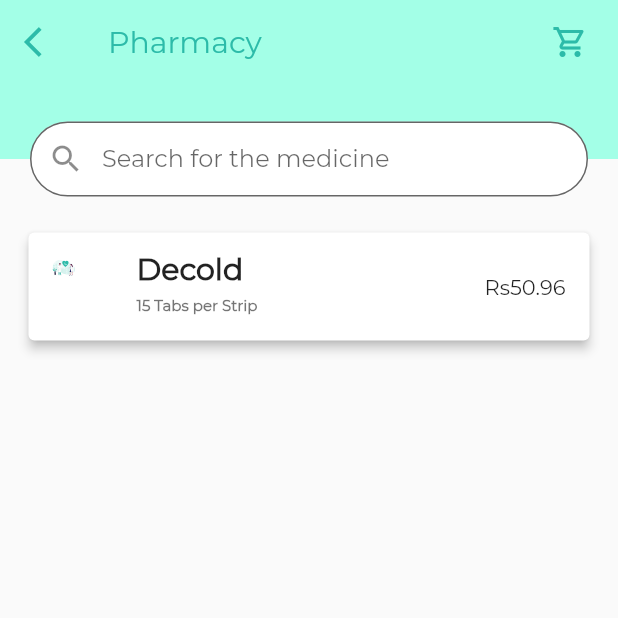
After one commit to bhupesh7shakya/medico, a Flutter app: the screen it shows after launch, after a tap on "Medicine", on a phone screen of 412 x 824 dp, the top half of it. The commit adds this screen. Run offline on Flutter 3.47's test engine with Material 2 defaults, Android fonts, the phone set to English and light mode, and no system bars; our stand-ins replace flutter_svg.

Commit message:
"modificaitons"

```diff
--- /dev/null
+++ b/lib/Data/data.dart
@@ -0,0 +1,84 @@
+import 'package:medico/modals/modals.dart';
+
+List data = [
+  Medicine(
+      name: "Decold",
+      description: "15 Tabs per Packets",
+      price: 50,
+      vender: "Meds  Pharmacy pvt Ltd"),
+  Medicine(
+      name: "Decold",
+      description: "15 Tabs per Packets",
+      price: 50,
+      vender: "Meds  Pharmacy pvt Ltd"),
+  Medicine(
+      name: "Decold",
+      description: "15 Tabs per Packets",
+      price: 50,
+      vender: "Meds  Pharmacy pvt Ltd"),
+  Medicine(
+      name: "Decold",
+      description: "15 Tabs per Packets",
+      price: 50,
+      vender: "Meds  Pharmacy pvt Ltd"),
+  Medicine(
+      name: "Decold",
+      description: "15 Tabs per Packets",
+      price: 50,
+      vender: "Meds  Pharmacy pvt Ltd"),
+  Medicine(
+      name: "Decold",
+      description: "15 Tabs per Packets",
+      price: 50,
+      vender: "Meds  Pharmacy pvt Ltd"),
+  Medicine(
+      name: "Decold",
+      description: "15 Tabs per Packets",
+      price: 50,
+      vender: "Meds  Pharmacy pvt Ltd"),
+  Medicine(
+      name: "Decold",
+      description: "15 Tabs per Packets",
+      price: 50,
+      vender: "Meds  Pharmacy pvt Ltd"),
+  Medicine(
+      name: "Decold",
+      description: "15 Tabs per Packets",
+      price: 50,
+      vender: "Meds  Pharmacy pvt Ltd"),
+  Medicine(
+      name: "Decold",
+      description: "15 Tabs per Packets",
+      price: 50,
+      vender: "Meds  Pharmacy pvt Ltd"),
+  Medicine(
+      name: "Decold",
+      description: "15 Tabs per Packets",
+      price: 50,
+      vender: "Meds  Pharmacy pvt Ltd"),
+  Medicine(
+      name: "Decold",
+      description: "15 Tabs per Packets",
+      price: 50,
+      vender: "Meds  Pharmacy pvt Ltd"),
+  Medicine(
+      name: "Decold",
+      description: "15 Tabs per Packets",
+      price: 50,
+      vender: "Meds  Pharmacy pvt Ltd"),
+  Medicine(
+      name: "Decold",
+      description: "15 Tabs per Packets",
+      price: 50,
+      vender: "Meds  Pharmacy pvt Ltd"),
+  Medicine(
+      name: "Decold",
+      description: "15 Tabs per Packets",
+      price: 50,
+      vender: "Meds  Pharmacy pvt Ltd"),
+  Medicine(
+      name: "Decold",
+      description: "15 Tabs per Packets",
+      price: 50,
+      vender: "Meds  Pharmacy pvt Ltd"),
+];
--- a/lib/main.dart
+++ b/lib/main.dart
@@ -18,6 +18,7 @@ void main() {
         "/mobileLogin": (context) => MobileLogin(),
         "/verify": (context) => Verify(),
         "/home": (context) => Home(),
+        "/pharmacy": (context) => Pharmacy(),
       },
     ),
   );
--- /dev/null
+++ b/lib/modals/medicine.dart
@@ -0,0 +1,8 @@
+
+class Medicine {
+  String name;
+  double price;
+  String vender;
+  String description;
+  Medicine({this.name, this.price, this.vender, this.description});
+}
--- a/lib/modals/modals.dart
+++ b/lib/modals/modals.dart
@@ -0,0 +1 @@
+export 'medicine.dart';
--- a/lib/screens/home.dart
+++ b/lib/screens/home.dart
@@ -1,4 +1,5 @@
 import 'package:flutter/material.dart';
+import 'package:medico/components/components.dart';
 import 'shared/shared.dart';
 
 class Home extends StatelessWidget {
@@ -8,19 +9,29 @@ class Home extends StatelessWidget {
   Widget build(BuildContext context) {
     return Scaffold(
       appBar: AppBar(
+        backgroundColor: Color(0xffa3ffe7),
         elevation: 0,
-        leading: Icon(Icons.menu),
+        leading: Icon(
+          Icons.menu,
+          color: Components.componenet,
+        ),
         actions: [
           Padding(
             padding: const EdgeInsets.symmetric(vertical: 20.0),
             child: Text(
               "Golbhatta",
+              style: TextStyle(
+                color: Components.componenet,
+              ),
             ),
           ),
           SizedBox(
             width: 10,
           ),
-          Icon(Icons.gps_fixed),
+          Icon(
+            Icons.gps_fixed,
+            color: Components.componenet,
+          ),
           SizedBox(
             width: 10,
           ),
@@ -32,25 +43,67 @@ class Home extends StatelessWidget {
           SizedBox(
             height: 10,
           ),
-          GridView.count(
+          Expanded(
+            child: Padding(
+              padding: const EdgeInsets.symmetric(horizontal: 10.0),
+              child: GridView.count(
+                mainAxisSpacing: 5,
+                crossAxisSpacing: 5,
+                childAspectRatio: 1.7,
                 crossAxisCount: 2,
                 children: [
-              Card(
-                child: Text("data"),
+                  CustomCard(
+                    icon: Icon(
+                      Icons.medical_services,
+                      color: Components.componenet,
+                      size: 45,
                     ),
-              Card(
-                child: Text("data"),
+                    title: "Medicine",
+                    onPress: () {
+                      print("medicine");
+                      Navigator.pushNamed(context, "/pharmacy");
+                    },
                   ),
-              Card(
-                child: Text("data"),
+                  CustomCard(
+                    icon: Icon(
+                      Icons.healing_outlined,
+                      color: Components.componenet,
+                      size: 45,
                     ),
-              Card(
-                child: Text("data"),
+                    title: "Doctors",
+                    onPress: () {
+                      print("Doctors");
+                    },
+                  ),
+                  CustomCard(
+                    icon: Icon(
+                      Icons.schedule,
+                      color: Components.componenet,
+                      size: 45,
+                    ),
+                    title: "Schedule",
+                    onPress: () {
+                      print("Schedule");
+                    },
+                  ),
+                  CustomCard(
+                    icon: Icon(
+                      Icons.fast_forward,
+                      color: Components.componenet,
+                      size: 45,
+                    ),
+                    title: "Emergency",
+                    onPress: () {
+                      print("Emergency");
+                    },
                   ),
                 ],
+              ),
+            ),
           )
         ],
       ),
+      bottomNavigationBar: BottomNav(),
     );
   }
 }
--- a/lib/screens/onboarding/firstTimeapp.dart
+++ b/lib/screens/onboarding/firstTimeapp.dart
@@ -13,7 +13,8 @@ class MyApps extends StatelessWidget {
       initialIndex: 0,
       child: Scaffold(
         backgroundColor: Components.scaffold,
-        body: TabBarView(children: [
+        body: TabBarView(
+          children: [
           OnBoarding(
             title: "All-in-One",
             subtitle: "Apps",
@@ -43,10 +44,16 @@ class MyApps extends StatelessWidget {
                   padding: EdgeInsets.symmetric(horizontal: 10),
                   alignment: Alignment.centerLeft,
                   height: 50,
+                  child: TextButton(
+                    onPressed: () {
+                      Navigator.pushReplacementNamed(context, "/mobileLogin");
+                    },
                     child: Text(
                       "Skip",
                       style: TextStyle(
-                        color: Components.timerbg, fontWeight: FontWeight.bold),
+                          color: Components.timerbg,
+                          fontWeight: FontWeight.bold),
+                    ),
                   ),
                 ),
               ),
@@ -62,6 +69,7 @@ class MyApps extends StatelessWidget {
                         shape: BoxShape.circle,
                         color: Components.componenet,
                       ),
+
                       isScrollable: true,
                       tabs: [
                         Tab(
@@ -73,9 +81,11 @@ class MyApps extends StatelessWidget {
                         Tab(
                           child: Text(""),
                         ),
+
                       ],
                     ),
-                    ),),
+                  ),
+                ),
               ),
               Expanded(
                 flex: 1,
--- a/lib/screens/onboarding/loadingScreen.dart
+++ b/lib/screens/onboarding/loadingScreen.dart
@@ -9,7 +9,7 @@ class Loading extends StatefulWidget {
 
 class _LoadingState extends State<Loading> {
   void delayed() async {
-    await Future.delayed(Duration(seconds: 5));
+    await Future.delayed(Duration(seconds: 3));
     Navigator.pushReplacementNamed(context, '/app');
   }
 
@@ -17,7 +17,6 @@ class _LoadingState extends State<Loading> {
   void initState() {
     super.initState();
     delayed();
-    print("object");
   }
 
   @override
--- /dev/null
+++ b/lib/screens/pharmacy.dart
@@ -0,0 +1,125 @@
+import 'package:flutter/material.dart';
+import 'package:flutter_svg/flutter_svg.dart';
+import 'package:medico/components/components.dart';
+import 'package:medico/screens/shared/shared.dart';
+
+class Pharmacy extends StatelessWidget {
+  const Pharmacy({Key key}) : super(key: key);
+  @override
+  Widget build(BuildContext context) {
+    return Scaffold(
+      appBar: AppBar(
+        backgroundColor: Color(0xffa3ffe7),
+        leading: GestureDetector(
+          child: Icon(
+            Icons.arrow_back_ios,
+            color: Components.componenet,
+          ),
+          onTap: () {
+            Navigator.pop(context);
+          },
+        ),
+        title: Text(
+          "Pharmacy",
+          style: TextStyle(
+            color: Components.componenet,
+          ),
+        ),
+        centerTitle: false,
+        actions: [
+          GestureDetector(
+            onTap: () {
+              print("card");
+            },
+            child: Icon(
+              Icons.shopping_cart_outlined,
+              color: Components.componenet,
+            ),
+          ),
+          SizedBox(
+            width: 20,
+          ),
+        ],
+        elevation: 0,
+      ),
+      body: SingleChildScrollView(
+        child: Column(
+          children: [
+            SearchTopBar(title: "Search for the medicine"),
+            SizedBox(
+              height: 10,
+            ),
+            // SvgPicture.asset(
+            //   "assets/images/medicine.svg",
+            //   width: 100,
+            //   height: 100,
+            // ),
+            // SizedBox(
+            //   height: 30,
+            // ),
+            // Text("Search for Medicine"),
+            SizedBox(
+              child: Padding(
+                padding: const EdgeInsets.symmetric(horizontal: 15.0),
+                child: ListView(
+                  shrinkWrap: true,
+                  children: [
+                    Card(
+                      elevation: 3,
+                      child: ListTile(
+                        leading: SvgPicture.asset(
+                          "assets/images/medicine.svg",
+                          width: 15,
+                          height: 15,
+                        ),
+                        trailing: Text("Rs50.96"),
+                        title: Text(
+                          "Decold",
+                          style: TextStyle(
+                              fontSize: 20, fontWeight: FontWeight.bold),
+                        ),
+                        subtitle: Text(
+                          "15 Tabs per Strip",
+                          style: TextStyle(
+                              fontSize: 10, fontWeight: FontWeight.bold),
+                        ),
+                      ),
+                    ),
+                  ],
+                ),
+              ),
+            ),
+          ],
+        ),
+      ),
+    );
+  }
+}
+
+class SearchTopBar extends StatelessWidget {
+  final String title;
+  const SearchTopBar({
+    Key key,
+    this.title,
+  }) : super(key: key);
+
+  @override
+  Widget build(BuildContext context) {
+    return Stack(
+      children: [
+        Container(
+          height: 50,
+          color: Color(0xffa3ffe7),
+        ),
+        Padding(
+          padding: const EdgeInsets.fromLTRB(20, 25, 20, 10),
+          child: TextBox(
+            fill: true,
+            hintText: title,
+            icon: Icon(Icons.search),
+          ),
+        ),
+      ],
+    );
+  }
+}
--- a/lib/screens/screens.dart
+++ b/lib/screens/screens.dart
@@ -6,3 +6,4 @@ export 'signup/mobileLogin.dart';
 export 'signup/welcomeLogin.dart';
 export 'signup/verification.dart';
 export 'home.dart';
+export 'pharmacy.dart';
--- a/lib/screens/shared/GridBox.dart
+++ /dev/null
@@ -1,23 +0,0 @@
-import 'package:flutter/material.dart';
-
-class GridBox extends StatelessWidget {
-  const GridBox({Key key}) : super(key: key);
-
-  @override
-  Widget build(BuildContext context) {
-    return Scaffold(
-      body: GridView.count(
-        crossAxisCount: 2,
-        children: [
-          Padding(
-            padding: EdgeInsets.all(10),
-            child: Container(
-              height: 25,
-              color: Colors.black,
-            ),
-          )
-        ],
-      ),
-    );
-  }
-}
--- /dev/null
+++ b/lib/screens/shared/customCard.dart
@@ -0,0 +1,36 @@
+import 'package:flutter/material.dart';
+import 'package:medico/components/components.dart';
+
+class CustomCard extends StatelessWidget {
+  final String title;
+  final Icon icon;
+  final Function onPress;
+  const CustomCard({
+    Key key,
+    this.title,
+    this.icon,
+    this.onPress,
+  }) : super(key: key);
+
+  @override
+  Widget build(BuildContext context) {
+    return InkWell(
+      splashColor: Components.componenet,
+      borderRadius: BorderRadius.circular(10),
+      onTap: onPress,
+      child: Card(
+        elevation: 3,
+        child: Column(
+          mainAxisAlignment: MainAxisAlignment.center,
+          children: [
+            icon,
+            SizedBox(
+              height: 15,
+            ),
+            Text(title),
+          ],
+        ),
+      ),
+    );
+  }
+}
--- a/lib/screens/shared/shared.dart
+++ b/lib/screens/shared/shared.dart
@@ -1,8 +1,8 @@
 export 'bottomnav.dart';
-export 'GridBox.dart';
 export 'LoginButton.dart';
 export 'logo.dart';
 export 'LogoText.dart';
 export 'onboarding.dart';
 export 'textbox.dart';
 export 'topbar.dart';
+export 'customCard.dart';
--- a/lib/screens/signup/verification.dart
+++ b/lib/screens/signup/verification.dart
@@ -22,7 +22,6 @@ class Verify extends StatelessWidget {
               ),
               TextField(
                 keyboardType: TextInputType.number,
-
               ),
               SizedBox(
                 height: 25,
@@ -30,7 +29,8 @@ class Verify extends StatelessWidget {
               LoginButton(
                 backgroundColor: Components.button,
                 function: () {
-                  print("login");
+
+                  Navigator.pushReplacementNamed(context, "/home");
                 },
                 title: "Verify",
               )
```
Also changed, not shown: lib/screens/shared/bottomnav.dart (line endings or trailing spaces). Lines whose indentation alone changed are shown as unchanged.
